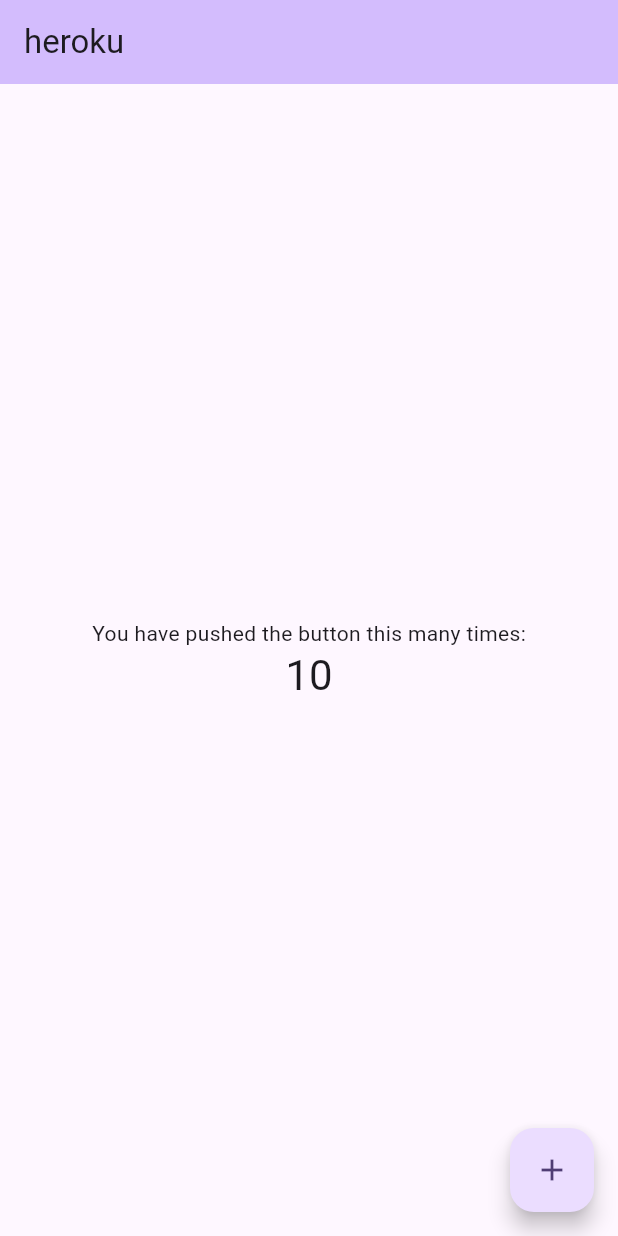
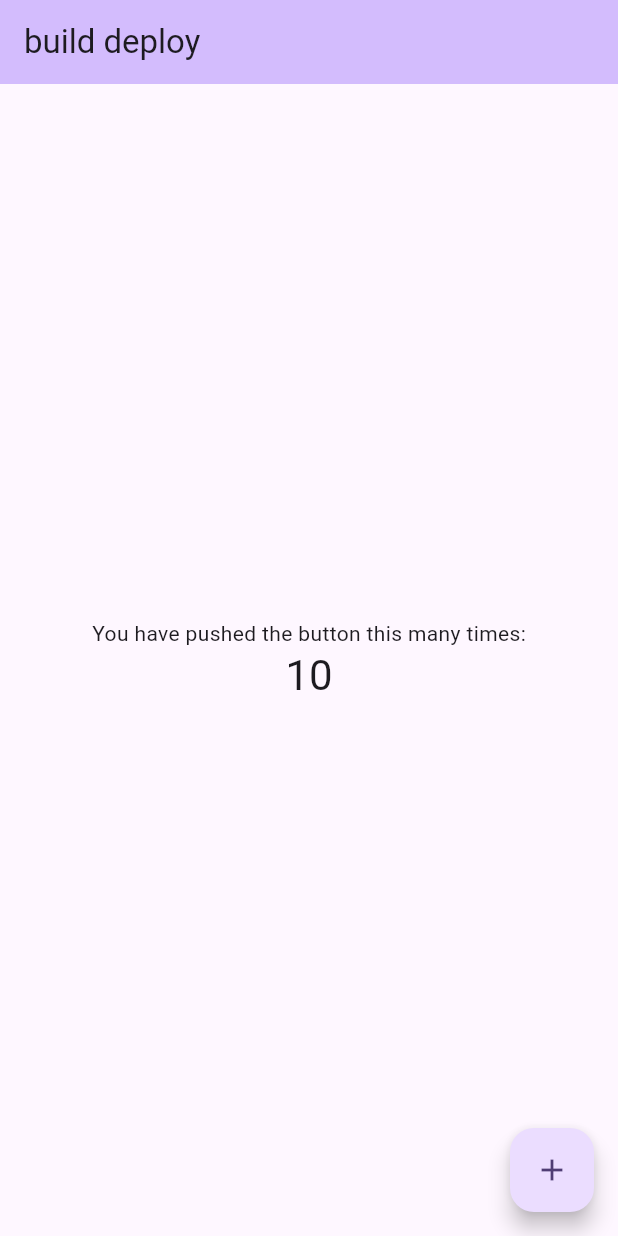
Before and after one commit to NikShein/flutter_aws, a Flutter app: the screen it shows after launch, on a phone screen of 412 x 824 dp. Run offline on Flutter 3.47's test engine with Material 2 defaults, Android fonts, the phone set to English and light mode, and no system bars.

```diff
--- a/lib/main.dart
+++ b/lib/main.dart
@@ -31,7 +31,7 @@ class MyApp extends StatelessWidget {
         colorScheme: ColorScheme.fromSeed(seedColor: Colors.deepPurple),
         useMaterial3: true,
       ),
-      home: const MyHomePage(title: 'heroku'),
+      home: const MyHomePage(title: 'build deploy'),
     );
   }
 }
```
